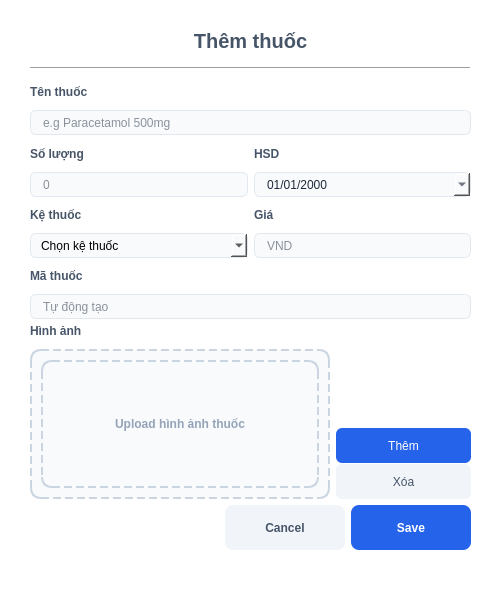
The window that Ui Qt/them_thuoc.ui (Des1r3d/KiThuatLapTrinhNhom3) describes before a commit, drawn with Qt 5.
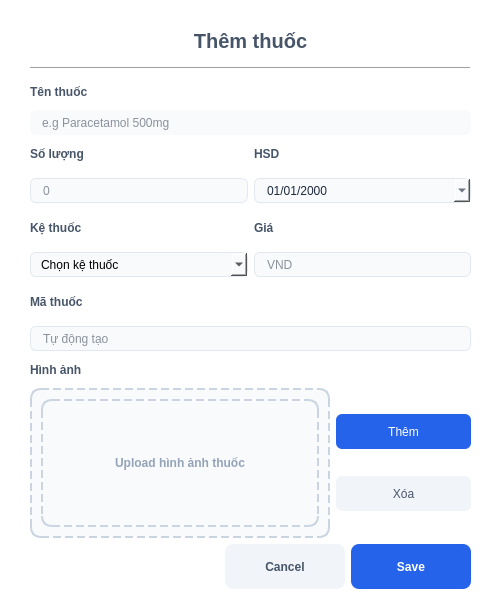
The same window after the commit.

Commit message: chỉnh dàn ui. nhma chạy lên thấy vẫn vậy :)

```diff
--- a/Ui Qt/them_thuoc.ui
+++ b/Ui Qt/them_thuoc.ui
@@ -74,13 +74,13 @@
     <enum>Qt::Horizontal</enum>
    </property>
   </widget>
-  <widget class="QWidget" name="">
+        <widget class="QWidget" name="layoutWidget">
    <property name="geometry">
     <rect>
      <x>30</x>
      <y>79</y>
      <width>441</width>
-     <height>471</height>
+                    <height>526</height>
     </rect>
    </property>
    <layout class="QVBoxLayout" name="verticalLayout_2">
@@ -108,7 +108,8 @@
          </size>
         </property>
         <property name="styleSheet">
-         <string notr="true">background-color: #F8FAFC; border: 1px solid #E2E8F0; border-radius: 6px; padding-left: 10px;</string>
+                                    <string notr="true">background-color: #F8FAFC; border: 1px solid
+                                        #E2E8F0; border-radius: 6px; padding-left: 10px;</string>
         </property>
         <property name="placeholderText">
          <string>e.g Paracetamol 500mg</string>
@@ -323,7 +324,7 @@
           <property name="spacing">
            <number>1</number>
           </property>
-          <item alignment="Qt::AlignBottom">
+                                        <item>
            <widget class="QPushButton" name="btn_add_img">
             <property name="minimumSize">
              <size>
@@ -361,19 +362,6 @@
       </item>
      </layout>
     </item>
-    <item>
-     <spacer name="s_mid_v">
-      <property name="orientation">
-       <enum>Qt::Vertical</enum>
-      </property>
-      <property name="sizeHint" stdset="0">
-       <size>
-        <width>20</width>
-        <height>20</height>
-       </size>
-      </property>
-     </spacer>
-    </item>
     <item>
      <layout class="QHBoxLayout" name="layout_actions">
       <item>
@@ -423,6 +411,19 @@
       </item>
      </layout>
     </item>
+                <item>
+                    <spacer name="s_mid_v">
+                        <property name="orientation">
+                            <enum>Qt::Vertical</enum>
+                        </property>
+                        <property name="sizeHint" stdset="0">
+                            <size>
+                                <width>20</width>
+                                <height>20</height>
+                            </size>
+                        </property>
+                    </spacer>
+                </item>
    </layout>
   </widget>
  </widget>
```
Left out of the diff: 57 changed lines with no effect on the pictures. Lines whose indentation alone changed are shown as unchanged. The commit also changes 1 other file.
